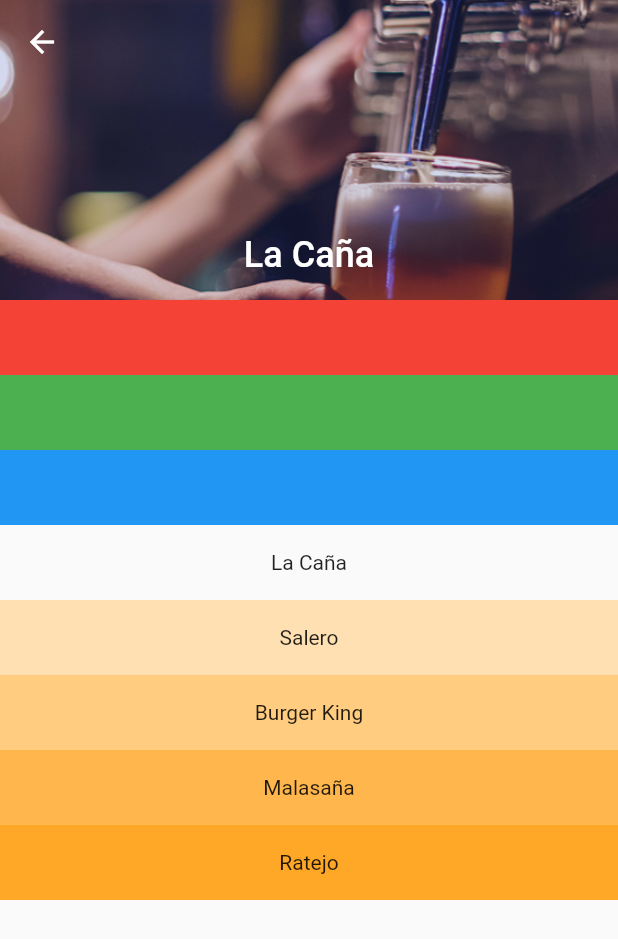
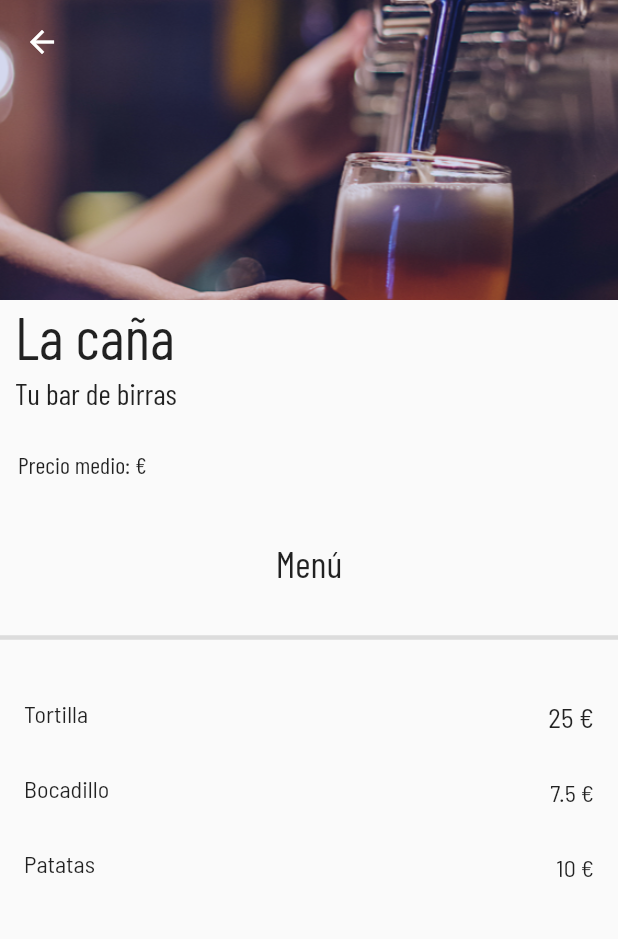
Before and after one commit to hanjelito/lacarta, a Flutter app: the screen it shows after launch, after a tap on "La Caña", on a phone screen of 412 x 824 dp. Shown: the top 939 px of the screen. Run offline on Flutter 3.47's test engine with Material 2 defaults, Android fonts, the phone set to English and light mode, and no system bars; our stand-ins replace google_fonts, material_design_icons_flutter.

Commit message:
empezando menu

```diff
--- a/lib/src/pages/detalle_page.dart
+++ b/lib/src/pages/detalle_page.dart
@@ -1,19 +1,103 @@
 import 'package:flutter/material.dart';
+import 'package:google_fonts/google_fonts.dart';
 import 'package:resto/src/widgets/detail/detail_widget.dart';
 
 class DetallePage extends StatelessWidget {
   @override
   Widget build(BuildContext context) {
     return Scaffold(
-          body: CustomScrollView(
+      body: CustomScrollView(
         slivers: <Widget>[
           _crearAppbar(),
           SliverFixedExtentList(
             itemExtent: 50,
             delegate: SliverChildListDelegate([
-              Container(color: Colors.red),
-              Container(color: Colors.green),
-              Container(color: Colors.blue),
+              Padding(
+                padding: const EdgeInsets.only(left: 10.0, top: 0.0),
+                child: Container(
+                    child: Text(
+                  "La caña",
+                  style: GoogleFonts.barlowCondensed(
+                    fontSize: 40,
+                  ),
+                )),
+              ),
+              Padding(
+                padding: const EdgeInsets.only(left: 10.0, top: 0.0),
+                child: Container(
+                    child: Text(
+                  "Tu bar de birras",
+                  style: GoogleFonts.barlowCondensed(
+                    fontSize: 20,
+                  ),
+                )),
+              ),
+              Positioned(
+                child: Padding(
+                  padding: const EdgeInsets.only(left: 12.0, top: 0.0),
+                  child: Container(
+                      child: Text(
+                    "Precio medio: €",
+                    style: GoogleFonts.barlowCondensed(
+                      fontSize: 16,
+                    ),
+                  )),
+                ),
+              ),
+              Center(
+                child: Container(
+                    child: Text(
+                  "Menú",
+                  style: GoogleFonts.barlowCondensed(
+                    fontSize: 25,
+                  ),
+                )),
+              ),
+              Divider(
+                thickness: 3,
+              ),
+              ListTile(
+                leading: Text(
+                  "Tortilla",
+                  style: GoogleFonts.barlowSemiCondensed(
+                    fontSize: 16,
+                  )
+                ),
+                trailing: Text(
+                  "25 €",
+                  style: GoogleFonts.barlowSemiCondensed(
+                    fontSize: 18,
+                  )
+                ),
+              ),
+              ListTile(
+                leading: Text(
+                  "Bocadillo",
+                  style: GoogleFonts.barlowSemiCondensed(
+                    fontSize: 16,
+                  )
+                ),
+                trailing: Text(
+                  "7.5 €",
+                  style: GoogleFonts.barlowSemiCondensed(
+                    fontSize: 16,
+                  )
+                ),
+              ),
+              ListTile(
+                leading: Text(
+                  "Patatas",
+                  style: GoogleFonts.barlowSemiCondensed(
+                    fontSize: 16,
+                  )
+                ),
+                trailing: Text(
+                  "10 €",
+                  style: GoogleFonts.barlowSemiCondensed(
+                    fontSize: 16,
+                  )
+                ),
+              ),
             ]),
           ),
           DetailWidget()
@@ -21,6 +105,7 @@ class DetallePage extends StatelessWidget {
       ),
     );
   }
+
   Widget _crearAppbar() {
     return SliverAppBar(
       elevation: 2.0,
@@ -30,8 +115,8 @@ class DetallePage extends StatelessWidget {
       pinned: true,
       flexibleSpace: FlexibleSpaceBar(
         centerTitle: true,
-        title: Text('La Caña',
-            style: TextStyle(color: Colors.white, fontSize: 16.0)),
+        // title: Text('La Caña',
+        //     style: TextStyle(color: Colors.white, fontSize: 16.0)),
         background: FadeInImage(
           image: AssetImage('assets/image/page1.jpg'),
           placeholder: AssetImage('assets/image/no-image.png'),
--- a/lib/src/widgets/detail/detail_widget.dart
+++ b/lib/src/widgets/detail/detail_widget.dart
@@ -23,10 +23,10 @@ class DetailWidget extends StatelessWidget {
       delegate: SliverChildBuilderDelegate(
         (context, index) {
           return Container(
-            height: 50,
-            alignment: Alignment.center,
-            color: Colors.orange[100 * (index % 9)],
-            child: Text(datos[index].name),
+            // height: 50,
+            // alignment: Alignment.center,
+            // color: Colors.orange[100 * (index % 9)],
+            // child: Text(datos[index].name),
           );
         },
         childCount: datos.length,
```
